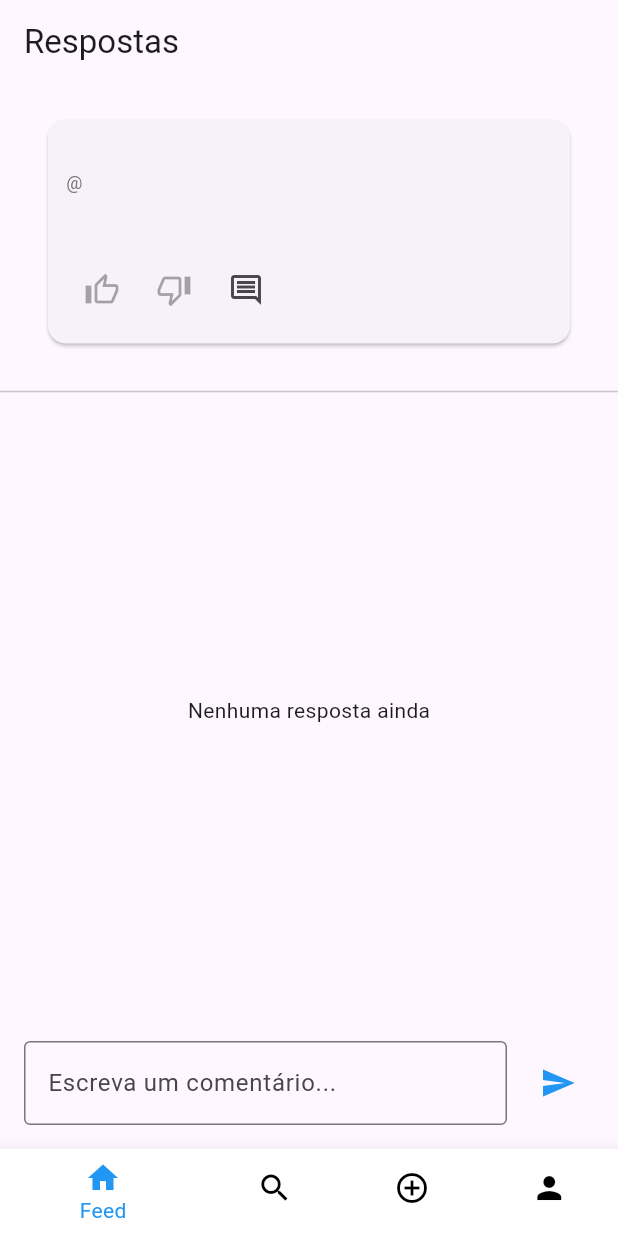
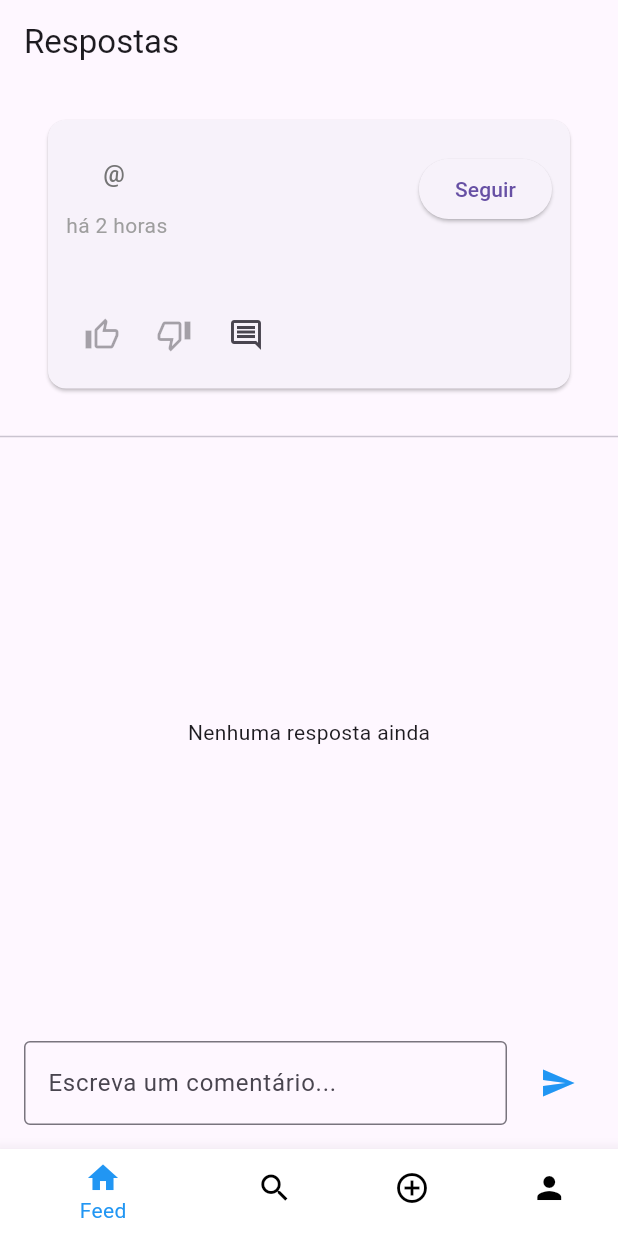
Before and after one commit to caiquedebrito/papacapim_ui, a Flutter app: the RepliesScreen screen opened directly with empty values, on a phone screen of 412 x 824 dp. Run offline on Flutter 3.47's test engine with Material 3 defaults, Android fonts, the light colour scheme and no system bars.

Commit message:
Update BottomNavigation and PostCard components for profile navigation and follower button

```diff
--- a/lib/components/bottom_navegation.dart
+++ b/lib/components/bottom_navegation.dart
@@ -2,7 +2,7 @@ import 'package:flutter/material.dart';
 import '../screens/feed_screen.dart';
 import '../screens/search_screen.dart';
 import '../screens/new_post_screen.dart';
-import '../screens/profile_screen.dart';
+import '../screens/my_profile_screen.dart';
 
 class BottomNavigation extends StatelessWidget {
   final int currentIndex;
@@ -24,7 +24,7 @@ class BottomNavigation extends StatelessWidget {
         destination = const NewPostScreen();
         break;
       case 3:
-        destination = const ProfileScreen();
+        destination = const MyProfileScreen();
         break;
       default:
         return;
--- a/lib/components/post_card.dart
+++ b/lib/components/post_card.dart
@@ -1,4 +1,5 @@
 import 'package:flutter/material.dart';
+import 'package:papacapim_ui/screens/profile_screen.dart';
 import '../screens/replies_screen.dart';
 
 class PostCard extends StatelessWidget {
@@ -10,6 +11,7 @@ class PostCard extends StatelessWidget {
   final VoidCallback? onDelete;
   final VoidCallback? onUserTap; // 🔥 Callback para quando clicar no login
   final bool showDeleteButton;
+  final bool showFollowerButton;
 
   const PostCard({
     Key? key,
@@ -21,6 +23,7 @@ class PostCard extends StatelessWidget {
     this.onDelete,
     this.onUserTap,
     this.showDeleteButton = false, // Define se o botão de deletar aparecerá (para perfil do usuário)
+    this.showFollowerButton = true, // Define se o botão de seguir aparecerá (para outros usuários)
   }) : super(key: key);
 
   @override
@@ -39,16 +42,26 @@ class PostCard extends StatelessWidget {
                 Column(
                   crossAxisAlignment: CrossAxisAlignment.start,
                   children: [
+                    TextButton(
+                      onPressed: () {
+                        Navigator.push(context, MaterialPageRoute(builder: (context) => ProfileScreen()));
+                      },
+                      child: Text(
+                        "@$userLogin",
+                        style: TextStyle(fontSize: 16, color: Colors.grey[600]),
+                      ),
+                    )                    ,
                     Text(
-                      userName,
-                      style: const TextStyle(fontWeight: FontWeight.bold),
-                    ),
-                    Text(
-                      "@$userLogin",
-                      style: TextStyle(fontSize: 12, color: Colors.grey[600]),
+                      "há 2 horas",
+                      style: const TextStyle(fontWeight: FontWeight.normal, color: Colors.grey),
                     ),
                   ],
                 ),
+                if (showFollowerButton)
+                  ElevatedButton(
+                    onPressed: () {},
+                    child: const Text("Seguir"),
+                  ),
                 if (showDeleteButton && onDelete != null)
                   IconButton(
                     icon: const Icon(Icons.delete, color: Colors.red),
```
